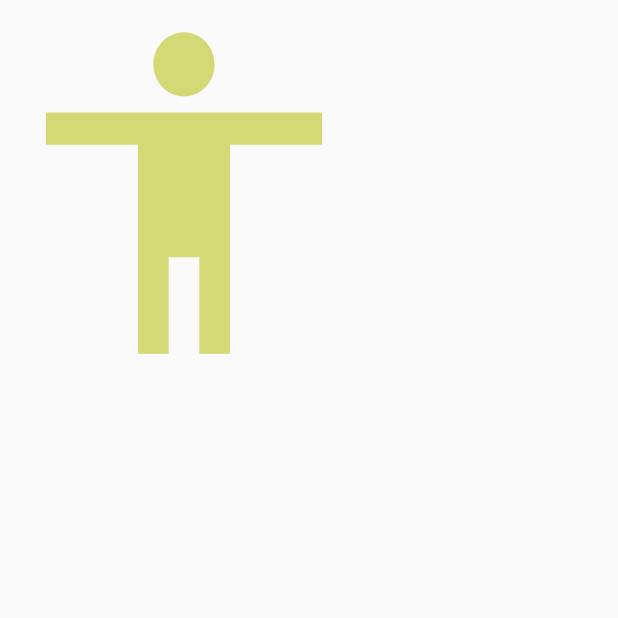
After one commit to Kkorrru/Look-Note, an Android app: the SplashActivity screen opened directly, with no data from a screen before it, on a phone screen of 412 x 824 dp, the top half of it. The commit adds this screen. Run offline under Robolectric (Android 15) with nearby library versions, the phone set to English and light mode, and no system bars.

Commit message:
implement splash

```diff
--- /dev/null
+++ b/app/src/main/java/com/example/looknote/SplashActivity.java
@@ -0,0 +1,32 @@
+package com.example.looknote;
+
+import androidx.appcompat.app.AppCompatActivity;
+
+import android.content.Intent;
+import android.os.Bundle;
+import android.os.Handler;
+
+public class SplashActivity extends AppCompatActivity {
+
+    @Override
+    protected void onCreate(Bundle savedInstanceState) {
+        super.onCreate(savedInstanceState);
+        setContentView(R.layout.activity_splash);
+
+        Handler handler = new Handler();
+        handler.postDelayed(new Runnable() {
+            @Override
+            public void run() {
+                Intent intent = new Intent(getApplicationContext(),MainActivity.class);
+                startActivity(intent);
+                finish();
+            }
+        },3000);
+    }
+    @Override
+    protected void onPause() {
+        super.onPause();
+        finish();
+    }
+
+}
--- /dev/null
+++ b/app/src/main/res/drawable/logo_test.xml
@@ -0,0 +1,5 @@
+<vector android:height="24dp" android:tint="#D5D975"
+    android:viewportHeight="24" android:viewportWidth="24"
+    android:width="24dp" xmlns:android="http://schemas.android.com/apk/res/android">
+    <path android:fillColor="@android:color/white" android:pathData="M12,2c1.1,0 2,0.9 2,2s-0.9,2 -2,2 -2,-0.9 -2,-2 0.9,-2 2,-2zM21,9h-6v13h-2v-6h-2v6L9,22L9,9L3,9L3,7h18v2z"/>
+</vector>
--- a/app/src/main/res/layout/activity_main.xml
+++ b/app/src/main/res/layout/activity_main.xml
@@ -12,6 +12,7 @@
         android:layout_height="wrap_content"
         android:layout_alignParentBottom="true"
         android:layout_centerHorizontal="true"
+        android:background="#ffffff"
         app:itemIconTint="@drawable/menu_selector_color"
         app:itemTextColor="@drawable/menu_selector_color"
 
--- /dev/null
+++ b/app/src/main/res/layout/activity_splash.xml
@@ -0,0 +1,14 @@
+<?xml version="1.0" encoding="utf-8"?>
+<LinearLayout xmlns:android="http://schemas.android.com/apk/res/android"
+    xmlns:app="http://schemas.android.com/apk/res-auto"
+    xmlns:tools="http://schemas.android.com/tools"
+    android:layout_width="match_parent"
+    android:layout_height="match_parent">
+
+
+    <ImageView
+        android:layout_width="245dp"
+        android:layout_height="257dp"
+        android:background="@drawable/logo_test" />
+
+</LinearLayout>
--- a/app/src/main/res/values/themes.xml
+++ b/app/src/main/res/values/themes.xml
@@ -13,4 +13,6 @@
         <item name="android:statusBarColor" tools:targetApi="l">?attr/colorPrimaryVariant</item>
         <!-- Customize your theme here. -->
     </style>
+
+
 </resources>
```
Also changed, not shown: app/src/main/AndroidManifest.xml (+10 -1 lines).
